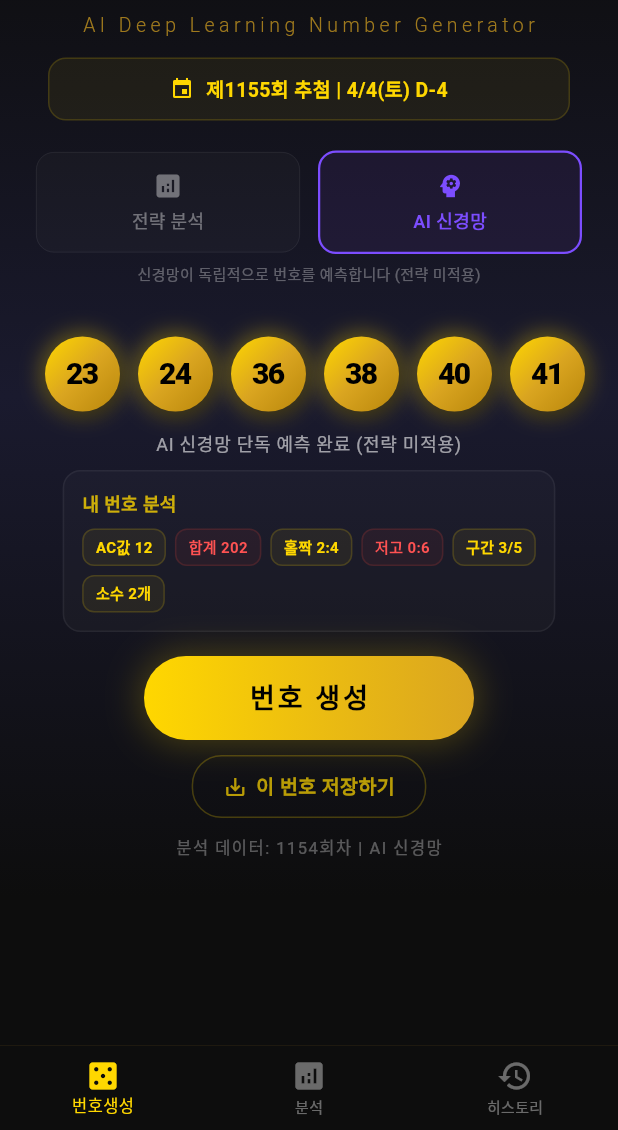
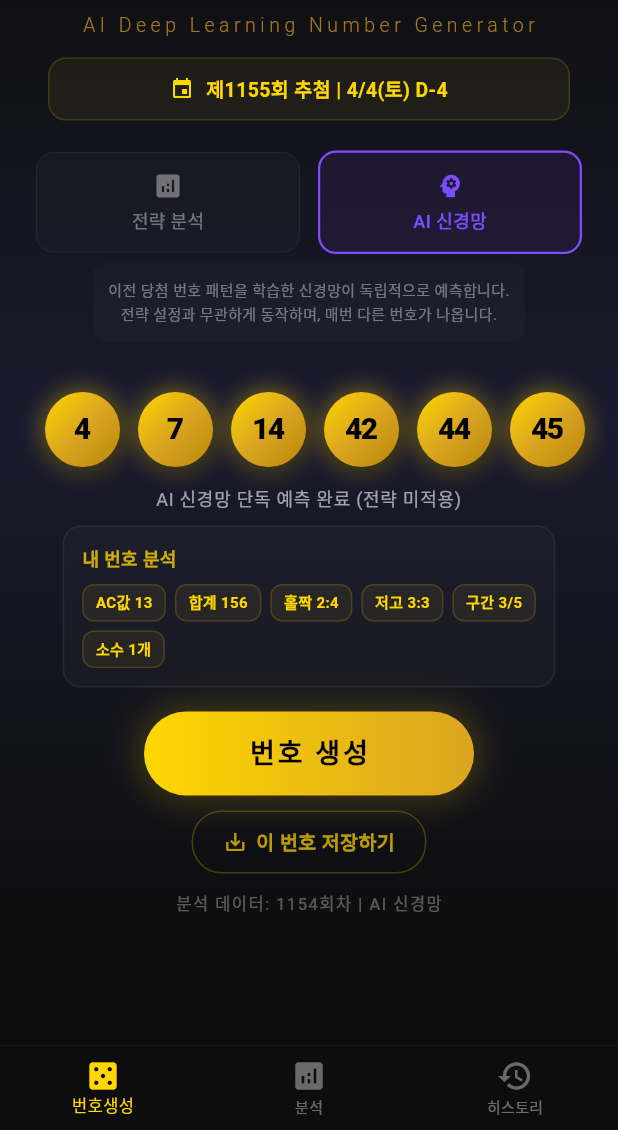
Before and after one commit to zeroheat0930/lotto_analyzer, a Flutter app: the screen it shows after launch, after a tap on "AI 신경망", after a tap on "번호 생성", on a phone screen of 412 x 824 dp, the part 106-1236 px from its top. Run offline on Flutter 3.47's test engine with Material 3 defaults, Android fonts, the phone set to English and light mode, and no system bars; our stand-ins replace fl_chart, sqflite; accounts and stored records are empty; network calls fail.

Commit message:
fix: 신경망 매번 같은 결과 수정 + 모드/전략 툴팁 추가
- 신경망 predict()에 가중 랜덤 선택 적용 (매번 다른 번호)
- 전략 분석 vs AI 신경망 모드 설명 박스 추가
- 각 전략(보수적/공격적/밸런스) 선택 시 쉬운 설명 표시

Co-Authored-By: Claude Opus 4.6 (1M context) <noreply@anthropic.com>

```diff
--- a/lib/screens/home_screen.dart
+++ b/lib/screens/home_screen.dart
@@ -172,15 +172,24 @@ class HomeScreen extends StatelessWidget {
               ),
               const SizedBox(height: 6),
               // 설명 텍스트
-              Text(
-                provider.useNeural
-                    ? '신경망이 독립적으로 번호를 예측합니다 (전략 미적용)'
-                    : '아래 전략을 선택하면 가중치가 달라집니다',
-                style: TextStyle(fontSize: 10, color: Colors.white.withAlpha(80)),
+              Container(
+                margin: const EdgeInsets.symmetric(horizontal: 8),
+                padding: const EdgeInsets.all(10),
+                decoration: BoxDecoration(
+                  borderRadius: BorderRadius.circular(8),
+                  color: Colors.white.withAlpha(5),
+                ),
+                child: Text(
+                  provider.useNeural
+                      ? '이전 당첨 번호 패턴을 학습한 신경망이 독립적으로 예측합니다.\n전략 설정과 무관하게 동작하며, 매번 다른 번호가 나옵니다.'
+                      : '아래 전략을 선택하면 번호 선택 가중치가 달라집니다.\n6개 필터(AC값, 합계, 홀짝, 저고, 구간, 연속번호)가 항상 적용됩니다.',
+                  textAlign: TextAlign.center,
+                  style: TextStyle(fontSize: 10, color: Colors.white.withAlpha(100), height: 1.5),
+                ),
               ),
               const SizedBox(height: 10),
               // 전략 선택 (신경망 모드가 아닐 때만)
-              if (!provider.useNeural)
+              if (!provider.useNeural) ...[
                 Row(
                   mainAxisAlignment: MainAxisAlignment.center,
                   children: AnalysisStrategy.values.map((strategy) {
@@ -225,6 +234,17 @@ class HomeScreen extends StatelessWidget {
                     );
                   }).toList(),
                 ),
+                const SizedBox(height: 6),
+                Text(
+                  switch (provider.strategy) {
+                    AnalysisStrategy.conservative => '최근 자주 나온 번호 위주로 선택 ("흐름을 타자")',
+                    AnalysisStrategy.aggressive => '최근 안 나온 번호 위주로 선택 ("이제 나올 때 됐다")',
+                    AnalysisStrategy.balanced => '자주 나온 번호 + 안 나온 번호 균형 있게 선택',
+                  },
+                  textAlign: TextAlign.center,
+                  style: TextStyle(fontSize: 10, color: Colors.white.withAlpha(80)),
+                ),
+              ],
             ],
           ),
         );
--- a/lib/services/lotto_neural_predictor.dart
+++ b/lib/services/lotto_neural_predictor.dart
@@ -158,19 +158,35 @@ class LottoNeuralPredictor {
     _isTrained = true;
   }
 
-  /// 다음 회차 번호 예측
+  /// 다음 회차 번호 예측 (가중 랜덤 선택으로 매번 다른 결과)
   List<int> predict(List<int> lastNumbers) {
     final input = _numbersToOneHot(lastNumbers);
     final output = _forward(input);
 
-    // 출력값 상위 6개 인덱스 선택
-    final indexed = <MapEntry<int, double>>[];
+    // 출력값을 가중치로 사용해 랜덤 선택 (매번 다른 결과)
+    final weights = <int, double>{};
     for (int i = 0; i < output.length; i++) {
-      indexed.add(MapEntry(i + 1, output[i])); // 1-indexed
+      weights[i + 1] = output[i] + 0.05; // 최소 확률 보장
     }
-    indexed.sort((a, b) => b.value.compareTo(a.value));
 
-    final predicted = indexed.take(6).map((e) => e.key).toList()..sort();
-    return predicted;
+    final selected = <int>{};
+    while (selected.length < 6) {
+      final available = Map<int, double>.from(weights)
+        ..removeWhere((k, _) => selected.contains(k));
+      final totalWeight = available.values.reduce((a, b) => a + b);
+      var point = _random.nextDouble() * totalWeight;
+      for (final entry in available.entries) {
+        point -= entry.value;
+        if (point <= 0) {
+          selected.add(entry.key);
+          break;
+        }
+      }
+      if (selected.length < 6 && point > 0) {
+        selected.add(available.keys.last);
+      }
+    }
+
+    return selected.toList()..sort();
   }
 }
```
